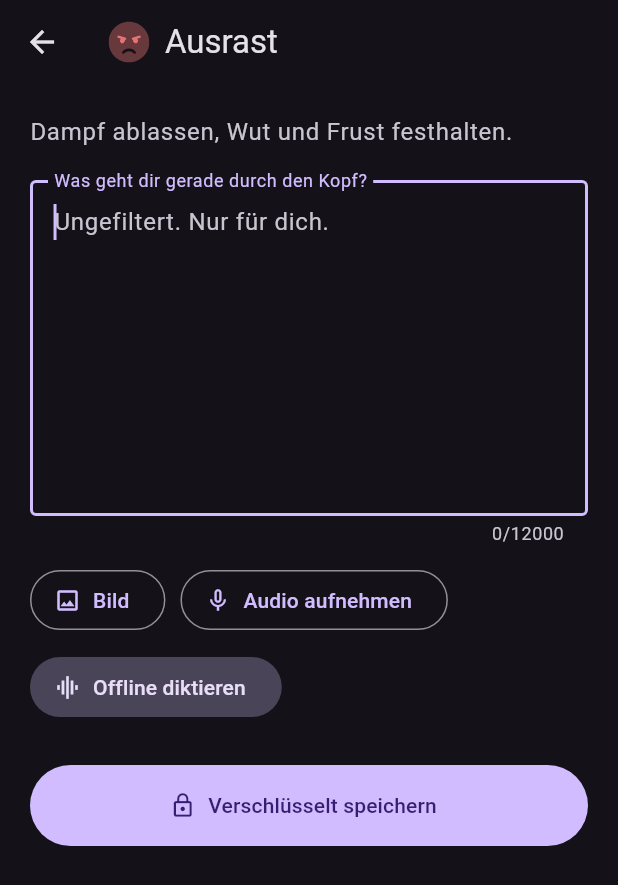
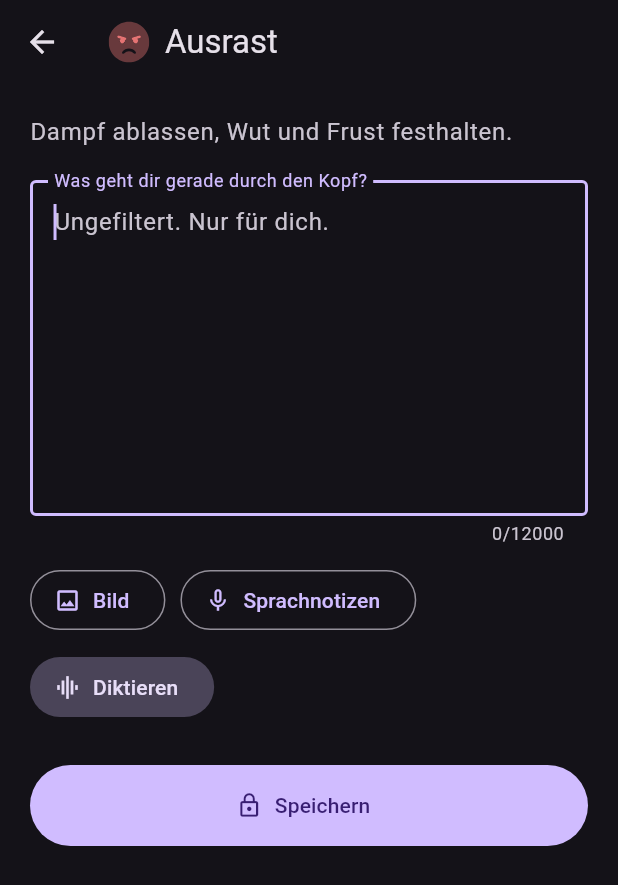
Before and after one commit to maheis/filterlos.ich, a Flutter app: the CapturePage screen opened directly with sample values from the repository, on a phone screen of 412 x 824 dp. Shown: the top 885 px of the screen. Run offline on Flutter 3.47's test engine with Material 3 defaults, Android fonts, the phone set to English and light mode, and no system bars; our stand-ins replace audioplayers, file_picker, flutter_secure_storage, flutter_svg, local_auth, speech_to_text; missing offline and left inert: cryptography, llm_llamacpp, record; accounts and stored records are empty.

Commit message:
Refactor UI text for clarity and consistency; update labels in capture, home, and settings pages

```diff
--- a/lib/pages/capture_page.dart
+++ b/lib/pages/capture_page.dart
@@ -308,7 +308,7 @@ class _CapturePageState extends State<CapturePage> {
                       onPressed: _toggleRecording,
                       icon: Icon(_isRecording ? Icons.stop : Icons.mic_none),
                       label: Text(
-                        _isRecording ? 'Aufnahme stoppen' : 'Audio aufnehmen',
+                        _isRecording ? 'Aufnahme stoppen' : 'Sprachnotizen',
                       ),
                     ),
                     if (_canUseSpeech)
@@ -318,7 +318,7 @@ class _CapturePageState extends State<CapturePage> {
                           _isListening ? Icons.stop : Icons.graphic_eq,
                         ),
                         label: Text(
-                          _isListening ? 'Diktat stoppen' : 'Offline diktieren',
+                          _isListening ? 'Diktat stoppen' : 'Diktieren',
                         ),
                       ),
                   ],
@@ -373,11 +373,7 @@ class _CapturePageState extends State<CapturePage> {
                           child: CircularProgressIndicator(strokeWidth: 2),
                         )
                       : const Icon(Icons.lock_outline),
-                  label: Text(
-                    _isSaving
-                        ? 'Speichere verschlüsselt…'
-                        : 'Verschlüsselt speichern',
-                  ),
+                  label: Text(_isSaving ? 'Speichere…' : 'Speichern'),
                   style: FilledButton.styleFrom(
                     minimumSize: const Size.fromHeight(54),
                   ),
--- a/lib/pages/home_page.dart
+++ b/lib/pages/home_page.dart
@@ -99,7 +99,7 @@ class FilterlosHomePage extends StatelessWidget {
                     ),
                   ),
                   icon: const Icon(Icons.lock_outline),
-                  label: const Text('Verschlüsselte Timeline öffnen'),
+                  label: const Text('Timeline'),
                   style: OutlinedButton.styleFrom(
                     minimumSize: const Size.fromHeight(54),
                   ),
```
Also changed, not shown: lib/pages/settings_page.dart (+7 -1 lines), lib/ui_settings.dart (+23 -2 lines), 2 other files.
